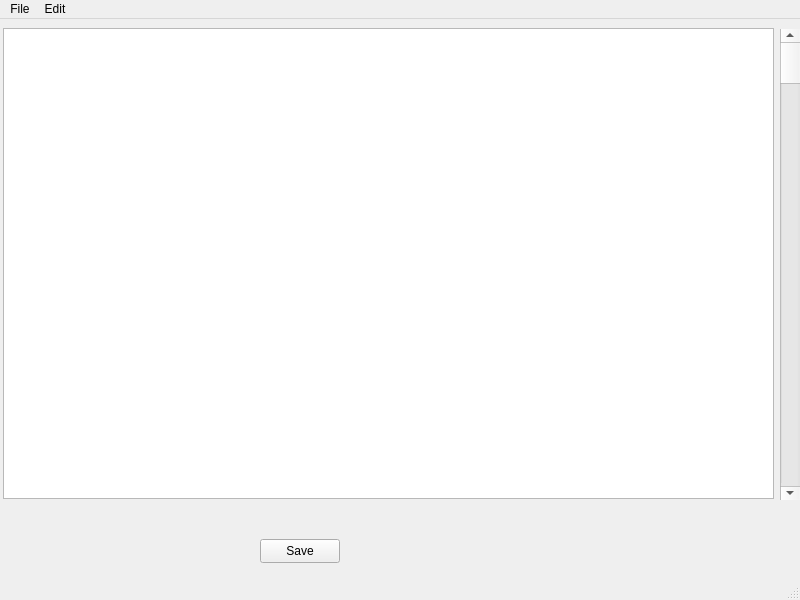
proxjega/QTNotepad, file mainwindow.ui: the form before one commit.
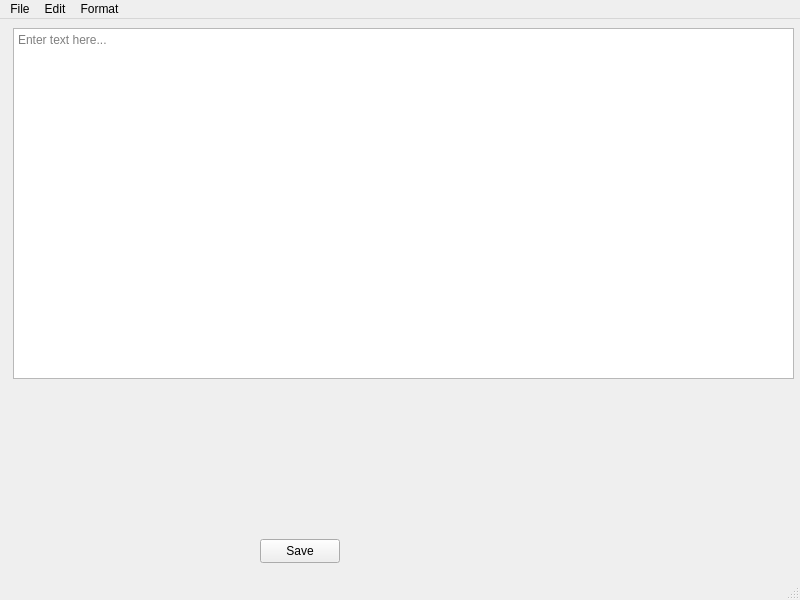
The form after the commit.

Diff of the .ui file:
```diff
--- a/mainwindow.ui
+++ b/mainwindow.ui
@@ -30,24 +30,36 @@
    <widget class="QTextEdit" name="textEdit">
     <property name="geometry">
      <rect>
-      <x>3</x>
+      <x>13</x>
       <y>9</y>
-      <width>771</width>
-      <height>471</height>
+      <width>781</width>
+      <height>351</height>
      </rect>
     </property>
-   </widget>
-   <widget class="QScrollBar" name="verticalScrollBar">
-    <property name="geometry">
-     <rect>
-      <x>780</x>
-      <y>10</y>
-      <width>20</width>
-      <height>471</height>
-     </rect>
+    <property name="layoutDirection">
+     <enum>Qt::LayoutDirection::LeftToRight</enum>
     </property>
-    <property name="orientation">
-     <enum>Qt::Orientation::Vertical</enum>
+    <property name="locale">
+     <locale language="English" country="UnitedStates"/>
+    </property>
+    <property name="documentTitle">
+     <string>filename</string>
+    </property>
+    <property name="html">
+     <string>&lt;!DOCTYPE HTML PUBLIC &quot;-//W3C//DTD HTML 4.0//EN&quot; &quot;http://www.w3.org/TR/REC-html40/strict.dtd&quot;&gt;
+&lt;html&gt;&lt;head&gt;&lt;meta name=&quot;qrichtext&quot; content=&quot;1&quot; /&gt;&lt;meta charset=&quot;utf-8&quot; /&gt;&lt;title&gt;filename&lt;/title&gt;&lt;style type=&quot;text/css&quot;&gt;
+p, li { white-space: pre-wrap; }
+hr { height: 1px; border-width: 0; }
+li.unchecked::marker { content: &quot;\2610&quot;; }
+li.checked::marker { content: &quot;\2612&quot;; }
+&lt;/style&gt;&lt;/head&gt;&lt;body style=&quot; font-family:'Segoe UI'; font-size:9pt; font-weight:400; font-style:normal;&quot;&gt;
+&lt;p style=&quot;-qt-paragraph-type:empty; margin-top:12px; margin-bottom:12px; margin-left:0px; margin-right:0px; -qt-block-indent:0; text-indent:0px;&quot;&gt;&lt;br /&gt;&lt;/p&gt;&lt;/body&gt;&lt;/html&gt;</string>
+    </property>
+    <property name="overwriteMode">
+     <bool>false</bool>
+    </property>
+    <property name="placeholderText">
+     <string>Enter text here...</string>
     </property>
    </widget>
   </widget>
@@ -77,8 +89,15 @@
      <string>Edit</string>
     </property>
    </widget>
+   <widget class="QMenu" name="menuFormat">
+    <property name="title">
+     <string>Format</string>
+    </property>
+    <addaction name="actionFont"/>
+   </widget>
    <addaction name="menuFile"/>
    <addaction name="menuEdit"/>
+   <addaction name="menuFormat"/>
   </widget>
   <widget class="QStatusBar" name="statusbar"/>
   <action name="actionSave">
```
Left out of the diff: 27 changed lines with no effect on the pictures.
